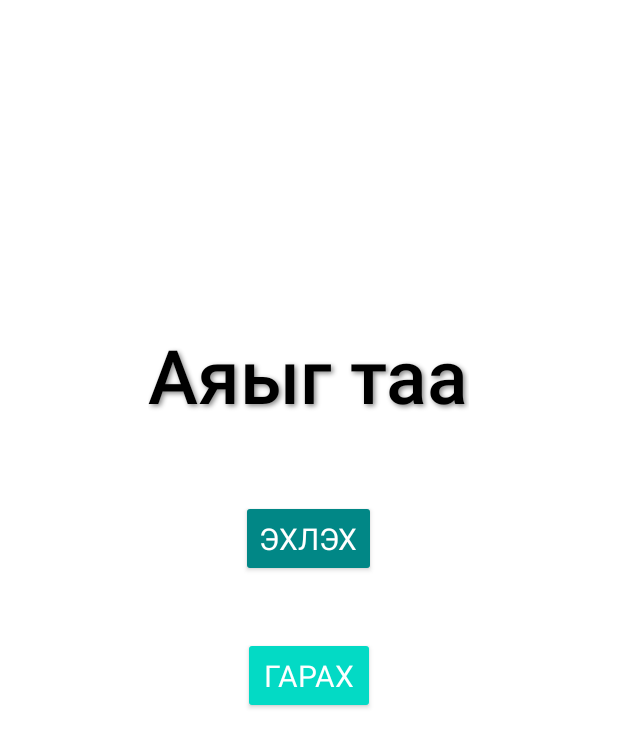
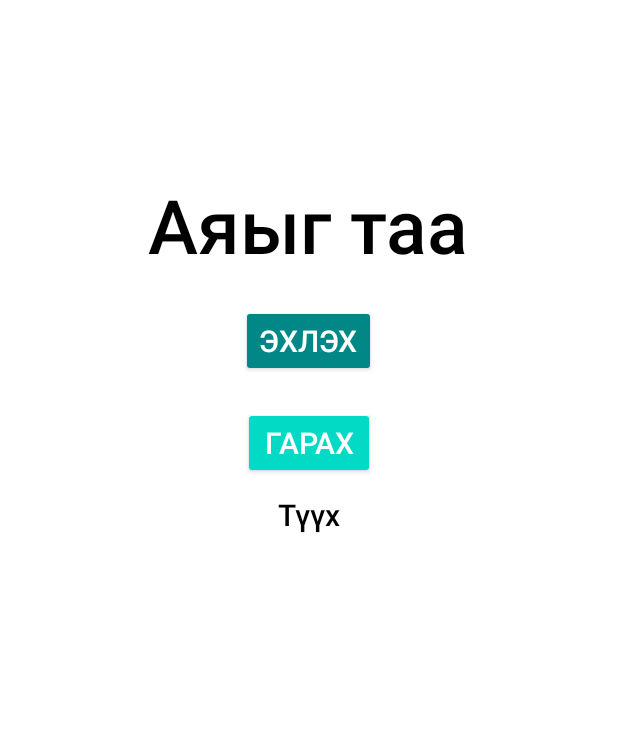
Before and after one commit to SodbilegTugsbayr/MusicGuess, an Android app: the MainActivity screen opened directly, with no data from a screen before it, on a phone screen of 412 x 824 dp. Shown: the top 748 px of the screen. Run offline under Robolectric (Android 15) with nearby library versions, the phone set to English and light mode, and no system bars; our stand-ins replace Firebase (no records; nobody signed in at launch, a user with empty details on screens opened directly).

Commit message:
feat: user history done

```diff
--- a/app/src/main/java/com/example/assignment/GameActivity.java
+++ b/app/src/main/java/com/example/assignment/GameActivity.java
@@ -178,6 +178,8 @@ public class GameActivity extends AppCompatActivity {
     private void navigateToEndGameActivity() {
         Intent intent = new Intent(GameActivity.this, EndGameActivity.class);  // Specify the EndGameActivity
         intent.putExtra("finalScore", score);
+        intent.putExtra("songCount", songCount);
+        intent.putExtra("uid", getIntent().getStringExtra("uid"));
         startActivity(intent);
         finish();
     }
--- a/app/src/main/java/com/example/assignment/MainActivity.java
+++ b/app/src/main/java/com/example/assignment/MainActivity.java
@@ -2,35 +2,83 @@ package com.example.assignment;
 
 import android.content.Intent;
 import android.os.Bundle;
-import android.view.View;
+import android.widget.ArrayAdapter;
 import android.widget.Button;
+import android.widget.ListView;
+import android.widget.Toast;
+import androidx.annotation.NonNull;
 import androidx.appcompat.app.AppCompatActivity;
+import com.google.firebase.database.DataSnapshot;
+import com.google.firebase.database.DatabaseError;
+import com.google.firebase.database.DatabaseReference;
+import com.google.firebase.database.FirebaseDatabase;
+import com.google.firebase.database.ValueEventListener;
+import java.util.ArrayList;
+import java.util.HashMap;
+import java.util.Map;
 
 public class MainActivity extends AppCompatActivity {
 
     Button btnStartGame, btnExit;
+    ListView historyListView;
+    DatabaseReference databaseReference;
+    ArrayList<String> historyList;
+    ArrayAdapter<String> arrayAdapter;
 
     @Override
     protected void onCreate(Bundle savedInstanceState) {
         super.onCreate(savedInstanceState);
         setContentView(R.layout.activity_main);
 
+        String uid = getIntent().getStringExtra("uid");
+
         btnStartGame = findViewById(R.id.btnStartGame);
         btnExit = findViewById(R.id.btnExit);
+        historyListView = findViewById(R.id.historyListView);
 
-        btnStartGame.setOnClickListener(new View.OnClickListener() {
-            @Override
-            public void onClick(View v) {
-                Intent intent = new Intent(MainActivity.this, MenuActivity.class);
-                startActivity(intent);
-            }
+        historyList = new ArrayList<>();
+        arrayAdapter = new ArrayAdapter<>(this, android.R.layout.simple_list_item_1, historyList);
+        historyListView.setAdapter(arrayAdapter);
+
+        databaseReference = FirebaseDatabase.getInstance().getReference("users");
+
+        if (uid != null) {
+            fetchUserHistory(uid);
+        } else {
+            Toast.makeText(this, "User ID not found", Toast.LENGTH_SHORT).show();
+        }
+
+        btnStartGame.setOnClickListener(v -> {
+            Intent intent = new Intent(MainActivity.this, MenuActivity.class);
+            intent.putExtra("uid", uid);
+            startActivity(intent);
         });
 
-        btnExit.setOnClickListener(new View.OnClickListener() {
+        btnExit.setOnClickListener(v -> {
+            Intent intent = new Intent(MainActivity.this, Login.class);
+            startActivity(intent);
+        });
+    }
+
+    private void fetchUserHistory(String uid) {
+        databaseReference.child(uid).child("history").addValueEventListener(new ValueEventListener() {
             @Override
-            public void onClick(View v) {
-                Intent intent = new Intent(MainActivity.this, Login.class);
-                startActivity(intent);
+            public void onDataChange(@NonNull DataSnapshot snapshot) {
+                historyList.clear();
+                for (DataSnapshot historySnapshot : snapshot.getChildren()) {
+                    Map<String, Object> historyMap = (Map<String, Object>) historySnapshot.getValue();
+                    if (historyMap != null) {
+                        int finalScore = ((Long) historyMap.get("finalScore")).intValue();
+                        int songCount = ((Long) historyMap.get("songCount")).intValue();
+                        historyList.add("Оноо: " + finalScore + ", Дууны тоо: " + songCount);
+                    }
+                }
+                arrayAdapter.notifyDataSetChanged();
+            }
+
+            @Override
+            public void onCancelled(@NonNull DatabaseError error) {
+                Toast.makeText(MainActivity.this, "Failed to fetch history: " + error.getMessage(), Toast.LENGTH_SHORT).show();
             }
         });
     }
--- a/app/src/main/res/layout/activity_main.xml
+++ b/app/src/main/res/layout/activity_main.xml
@@ -1,8 +1,6 @@
-<?xml version="1.0" encoding="utf-8"?>
 <RelativeLayout xmlns:android="http://schemas.android.com/apk/res/android"
     android:layout_width="match_parent"
     android:layout_height="match_parent"
-    android:orientation="vertical"
     android:padding="16dp"
     android:background="@color/white">
 
@@ -14,14 +12,8 @@
         android:textSize="50sp"
         android:textColor="@color/black"
         android:layout_centerHorizontal="true"
-        android:layout_marginTop="200dp"
-        android:layout_marginBottom="50dp"
-        android:fontFamily="sans-serif-medium"
-        android:shadowColor="#888888"
-        android:shadowDx="2"
-        android:shadowDy="2"
-        android:shadowRadius="4" />
-
+        android:layout_marginTop="100dp"
+        android:fontFamily="sans-serif-medium" />
     <Button
         android:id="@+id/btnStartGame"
         android:layout_width="wrap_content"
@@ -30,12 +22,9 @@
         android:textSize="20sp"
         android:layout_centerHorizontal="true"
         android:layout_below="@id/title"
-        android:layout_marginBottom="20dp"
+        android:layout_marginTop="20dp"
         android:backgroundTint="@color/teal_700"
-        android:textColor="@color/white"
-        android:padding="12dp"
-        android:elevation="4dp"
-        android:fontFamily="sans-serif" />
+        android:textColor="@color/white" />
 
     <Button
         android:id="@+id/btnExit"
@@ -47,8 +36,26 @@
         android:layout_below="@id/btnStartGame"
         android:layout_marginTop="20dp"
         android:backgroundTint="@color/teal_200"
-        android:textColor="@color/white"
-        android:padding="12dp"
-        android:elevation="4dp"
-        android:fontFamily="sans-serif" />
+        android:textColor="@color/white" />
+    <TextView
+        android:id="@+id/history"
+        android:layout_width="wrap_content"
+        android:layout_height="wrap_content"
+        android:text="Түүх"
+        android:textSize="20sp"
+        android:textColor="@color/black"
+        android:layout_centerHorizontal="true"
+        android:layout_below="@id/btnExit"
+        android:layout_marginTop="10dp"
+        android:fontFamily="sans-serif-medium" />
+
+    <ListView
+        android:id="@+id/historyListView"
+        android:layout_width="match_parent"
+        android:layout_height="wrap_content"
+        android:layout_below="@id/history"
+        android:layout_marginTop="20dp"
+        android:dividerHeight="10dp"
+        android:padding="10dp" />
+
 </RelativeLayout>
```
Also changed, not shown: app/src/main/java/com/example/assignment/EndGameActivity.java (+35 -0 lines), app/src/main/java/com/example/assignment/MenuActivity.java (+7 -4 lines).
